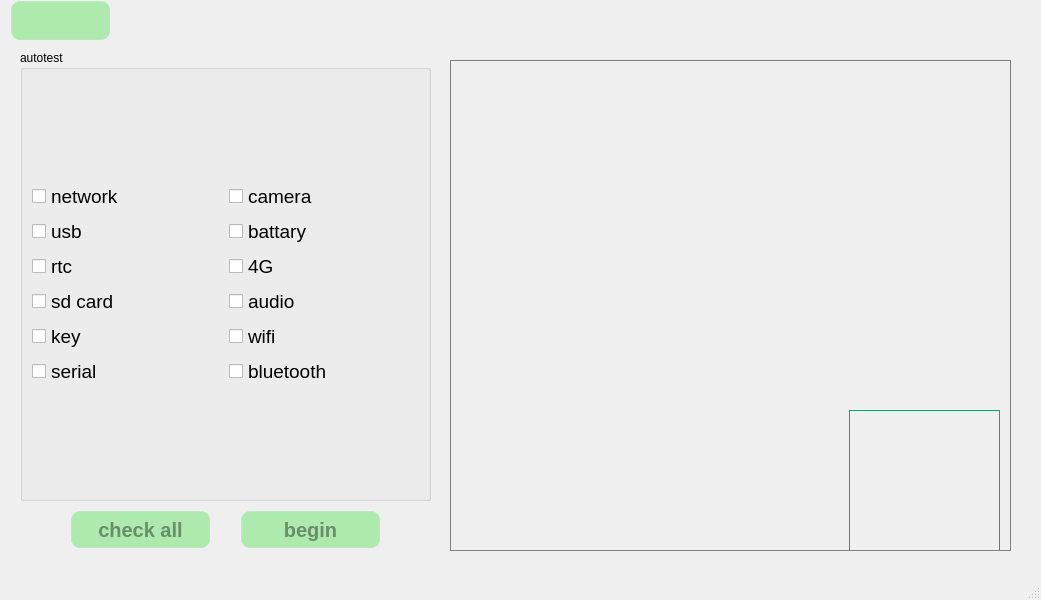
The window that qt/t507/all_test.ui (jizizihe/baijie_demo) describes before a commit, drawn with Qt 5.
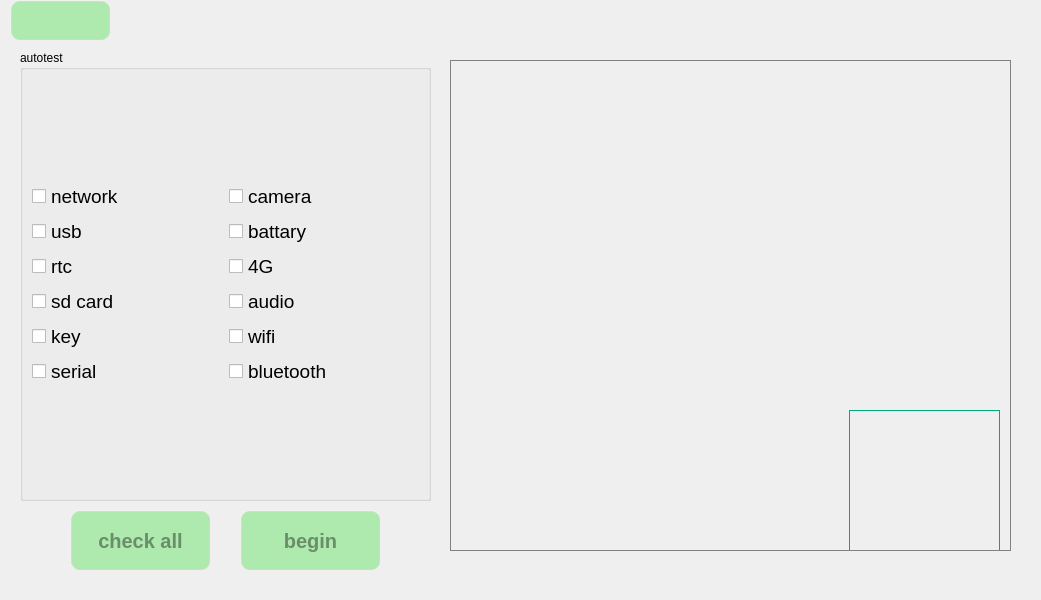
The same window after the commit. Icons and pictures are not drawn.

Diff of the .ui file:
```diff
--- a/qt/t507/all_test.ui
+++ b/qt/t507/all_test.ui
@@ -124,7 +124,7 @@
       <x>70</x>
       <y>510</y>
       <width>141</width>
-      <height>39</height>
+      <height>61</height>
      </rect>
     </property>
     <property name="styleSheet">
@@ -140,7 +140,7 @@
       <x>240</x>
       <y>510</y>
       <width>141</width>
-      <height>39</height>
+      <height>61</height>
      </rect>
     </property>
     <property name="styleSheet">
@@ -393,7 +393,6 @@
     </rect>
    </property>
   </widget>
-  <widget class="QStatusBar" name="statusBar"/>
  </widget>
  <resources/>
  <connections/>
```
